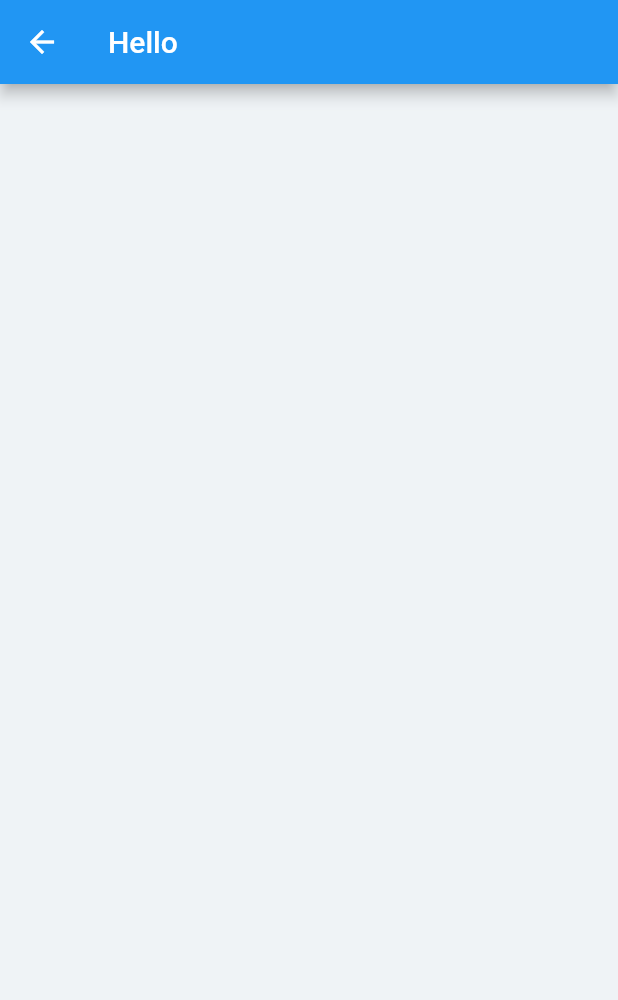
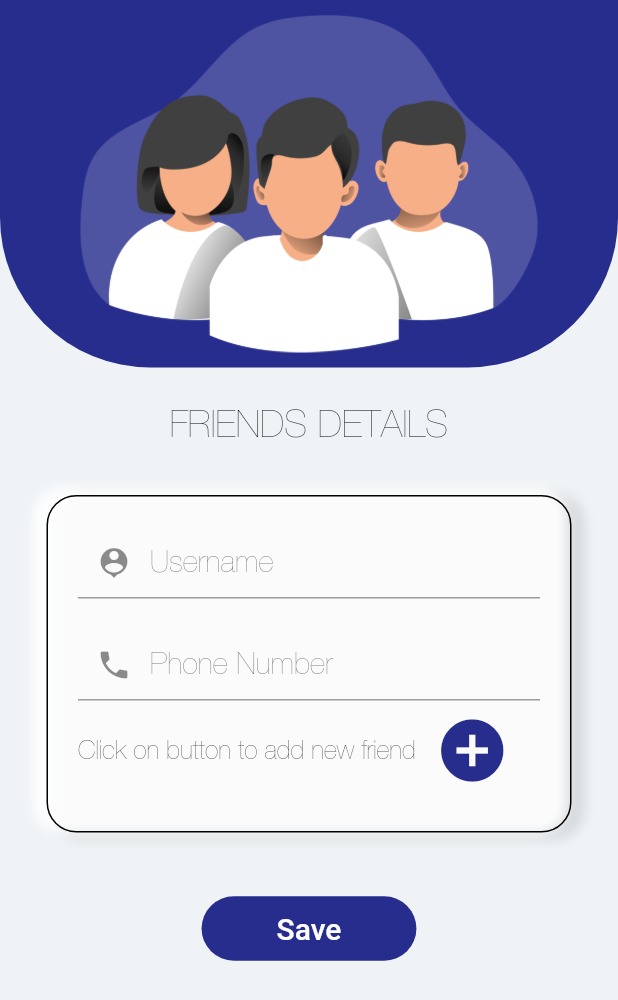
Before and after one commit to Sarbeng/DC-mobile, a Flutter app: the FriendsDetails screen opened directly, on a phone screen of 412 x 824 dp. Shown: the top 1000 px of the screen. Run offline on Flutter 3.47's test engine with Material 2 defaults, Android fonts, the phone set to English and light mode, and no system bars.

Commit message:
Friends page added

```diff
--- a/dc/lib/app.dart
+++ b/dc/lib/app.dart
@@ -13,7 +13,7 @@
       theme: ThemeData(
           primarySwatch: Colors.blue,
           scaffoldBackgroundColor: Color(0XFFEFF3F6)),
-    home: UserDetails()
+    home: FriendsDetails()
     );
   }
 }
--- a/dc/lib/screens/friends_details/friends_details.dart
+++ b/dc/lib/screens/friends_details/friends_details.dart
@@ -1,18 +1,117 @@
 import 'package:flutter/material.dart';
-
 
 class FriendsDetails extends StatelessWidget {
   @override
   Widget build(BuildContext context) {
     return Scaffold(
-        appBar: AppBar(
-          title: Text('Hello'),
-        ),
-        body: Column(
-            mainAxisAlignment: MainAxisAlignment.start,
-            crossAxisAlignment: CrossAxisAlignment.stretch,
-            children: [
+        body: SingleChildScrollView(
+            child: Column(
+                mainAxisAlignment: MainAxisAlignment.start,
+                crossAxisAlignment: CrossAxisAlignment.stretch,
+                children: [
+          //the first container contains the image and background of the top portion of the ui
+          Container(
+            height: 245.0,
+            decoration: BoxDecoration(
+              color: Color(0xFF272D8D),
+              borderRadius: BorderRadius.vertical(
+                  top: Radius.circular(0), bottom: Radius.circular(100)),
+            ),
+            child: Padding(
+              padding: const EdgeInsets.all(10.0),
+              child: Image.asset('assets/images/user_group.png',),
+            ),
+          ),
+          //The second container contains the text for login
+          Container(
+              height: 75.0,
+              child: Center(
+                child: Text(
+                  "FRIENDS DETAILS",
+                  style: TextStyle(fontSize: 25.0, fontFamily: 'HelveticaNeue'),
+                ),
+              )),
+          //Third container to place the Login Text Area
+          Center(
+            child: Container(
+              margin: const EdgeInsets.all(10.0),
+              //color: Colors.amber[100],
+              padding: EdgeInsets.all(20),
+              width: 350,
+              height: 225,
+              decoration: BoxDecoration(
+                  borderRadius: BorderRadius.circular(20),
+                  border: Border.all(),
+                  boxShadow: [
+                    BoxShadow(
+                        color: Color.fromRGBO(0, 0, 0, 0.1),
+                        offset: Offset(6, 2),
+                        blurRadius: 6.0,
+                        spreadRadius: 3.0),
+                    BoxShadow(
+                        color: Color.fromRGBO(255, 255, 255, 0.9),
+                        offset: Offset(-6, -2),
+                        blurRadius: 6.0,
+                        spreadRadius: 3.0)
+                  ]),
 
-            ]));
+              child: Column(
+                children: <Widget>[
+                  TextField(
+                    decoration: InputDecoration(
+                      prefixIcon: Icon(Icons.person_pin),
+                        hintText: "Username",
+                        hintStyle: TextStyle(
+                            fontSize: 20.0, fontFamily: 'HelveticaNeue')),
+                  ),
+                  SizedBox(height:20),
+                  TextField(
+                    obscureText:true,
+                    decoration: InputDecoration(
+                        prefixIcon:Icon(Icons.local_phone),
+                        hintText: "Phone Number",
+                        hintStyle: TextStyle(
+                            fontSize: 20.0, fontFamily: 'HelveticaNeue',),)
+                  ),
+                  Row(children: <Widget>[
+                     Text('Click on button to add new friend ',style: TextStyle(fontSize:17,fontFamily:'HelveticaNeue'),),
+                     IconButton(
+                    color: Color(0xFF272D8D),
+                    iconSize: 50,
+                    icon:Icon(Icons.add_circle),
+                     onPressed:(){
+                       //add new container to widget
+                     },
+
+                     )
+                  ],)
+
+                ],
+              ),
+            ),
+          ),
+          //Fourth Container for button
+          SizedBox(height:30.0),
+          Center(
+            //child: MaterialButton(onPressed: null)
+
+            child:MaterialButton(
+            onPressed: () {},
+            textColor: Colors.white,
+            //: const EdgeInsets.all(0.0),
+
+            child: Container(
+              decoration: const BoxDecoration(
+                color: Color(0xFF272D8D),
+                borderRadius: BorderRadius.all(Radius.circular(30)),
+              ),
+              padding: const EdgeInsets.fromLTRB(50, 10, 50, 10),
+
+              child:
+                  const Text('Save', style: TextStyle(fontSize: 20,)),
+            ),
+          ),
+          ),
+        ])));
   }
 }
--- a/dc/lib/screens/login_page/login_page.dart
+++ b/dc/lib/screens/login_page/login_page.dart
@@ -28,7 +28,7 @@
               child: Center(
                 child: Text(
                   "LOGIN",
-                  style: TextStyle(fontSize: 30.0, fontFamily: 'HelveticaNeue'),
+                  style: TextStyle(fontSize: 25.0, fontFamily: 'HelveticaNeue'),
                 ),
               )),
           //Third container to place the Login Text Area
--- a/dc/lib/screens/user_details/user_details.dart
+++ b/dc/lib/screens/user_details/user_details.dart
@@ -28,7 +28,7 @@
               child: Center(
                 child: Text(
                   "USER DETAILS",
-                  style: TextStyle(fontSize: 30.0, fontFamily: 'HelveticaNeue'),
+                  style: TextStyle(fontSize: 25.0, fontFamily: 'HelveticaNeue'),
                 ),
               )),
           //Third container to place the Login Text Area
```
Also changed, not shown: dc/assets/images/user_group.png (added).
